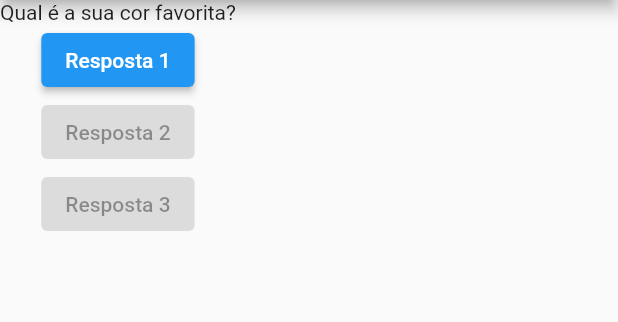
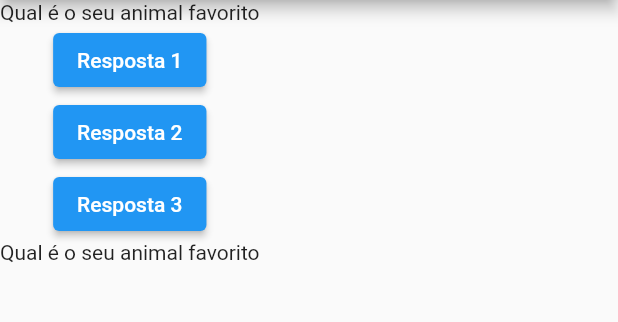
Before and after one commit to DanielCaetano/Flutter, a Flutter app: the screen it shows after launch, after a tap on "Resposta 1", on a phone screen of 412 x 824 dp, the part 84-406 px from its top. Run offline on Flutter 3.47's test engine with Material 2 defaults, Android fonts, the phone set to English and light mode, and no system bars.

```diff
--- a/curso_flutter/projeto_perguntas/lib/main.dart
+++ b/curso_flutter/projeto_perguntas/lib/main.dart
@@ -1,20 +1,34 @@
 import 'package:flutter/material.dart';
 
 void main() {
-  runApp(MyApp());
+  runApp(PerguntaApp());
 }
 
-class MyApp extends StatelessWidget {
-  void responder() {
-    print("object");
+class PerguntaAppState extends State<PerguntaApp> {
+  var perguntaAppSelecionada = 0;
+
+  final List<String> perguntas = [
+    'Qual é a sua cor favorita?',
+    'Qual é o seu animal favorito'
+  ];
+
+  String pergunta() {
+    String elementAt = perguntas.elementAt(perguntaAppSelecionada);
+    print(elementAt);
+    return elementAt;
+  }
+
+  void _responder() {
+    setState(() {
+      perguntaAppSelecionada++;
+    });
+
+    print("pergunt:");
+    print(perguntaAppSelecionada);
   }
 
   @override
   Widget build(BuildContext context) {
-    final List<String> perguntas = [
-      'Qual é a sua cor favorita?',
-      'Qual é o seu animal favorito'
-    ];
     return MaterialApp(
         home: Scaffold(
       appBar: AppBar(
@@ -22,12 +36,19 @@ class MyApp extends StatelessWidget {
       ),
       body: Column(
         children: [
-          Text(perguntas.elementAt(0)),
-          ElevatedButton(onPressed: responder, child: Text('Resposta 1')),
-          ElevatedButton(onPressed: null, child: Text('Resposta 2')),
-          ElevatedButton(onPressed: null, child: Text('Resposta 3')),
+          Text(perguntas.elementAt(perguntaAppSelecionada)),
+          ElevatedButton(onPressed: _responder, child: Text('Resposta 1')),
+          ElevatedButton(onPressed: _responder, child: Text('Resposta 2')),
+          ElevatedButton(onPressed: _responder, child: Text('Resposta 3')),
+          Text(pergunta()),
         ],
       ),
     ));
   }
 }
+
+class PerguntaApp extends StatefulWidget {
+  PerguntaAppState createState() {
+    return PerguntaAppState();
+  }
+}
```
